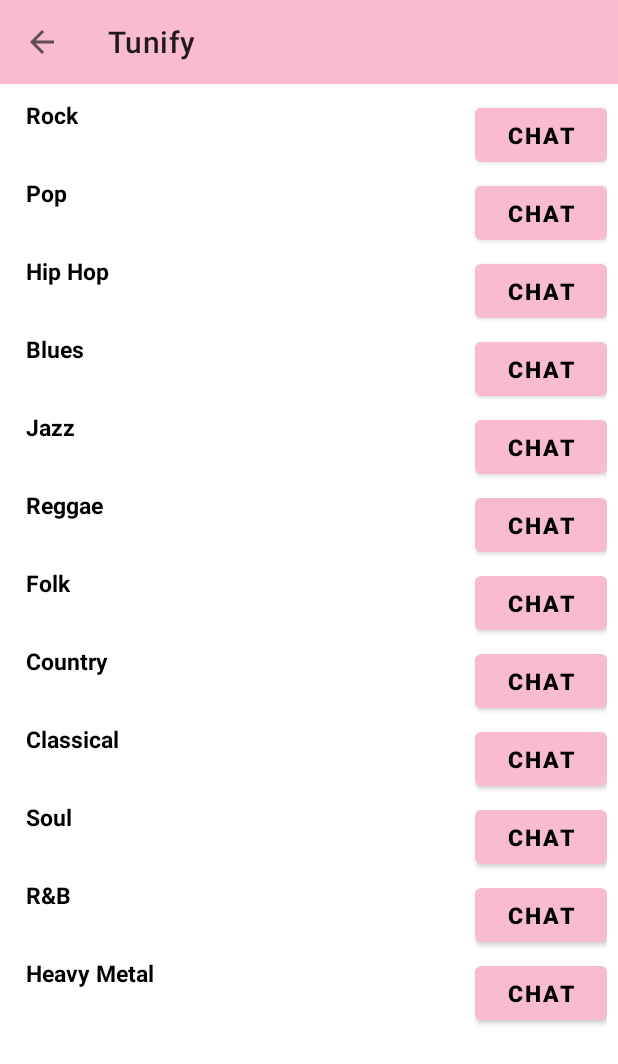
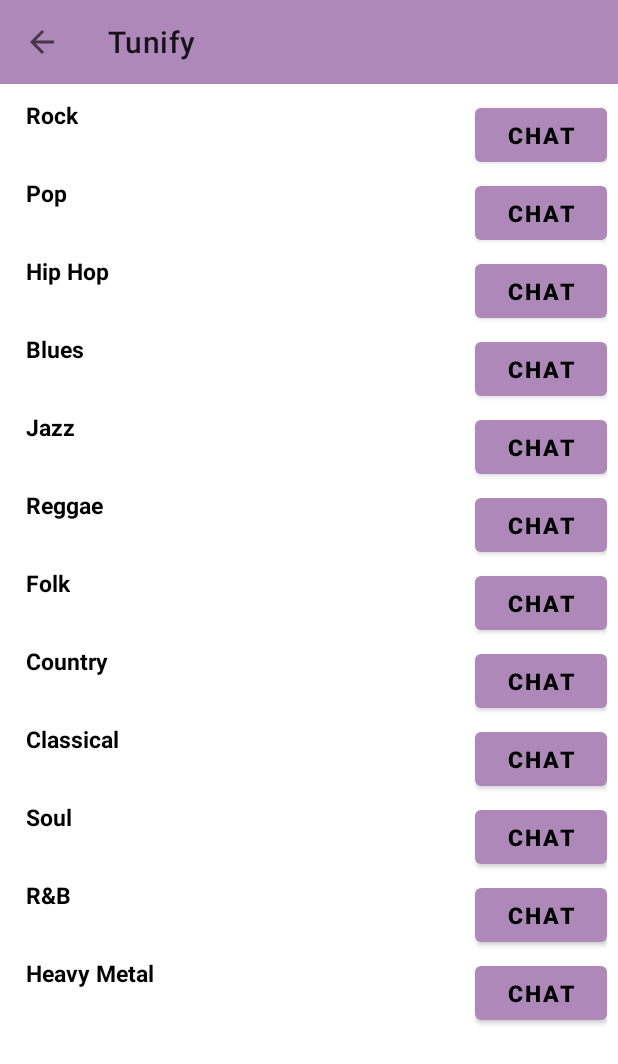
Before and after one commit to achauhan06/Tunify, an Android app: the screen it shows after launch once a user with an empty profile is signed in (CategoryListActivity), after a tap on "PRACTICE", on a phone screen of 412 x 824 dp. Shown: the top 1064 px of the screen. Run offline under Robolectric (Android 15) with nearby library versions, the phone set to English and light mode, and no system bars; our stand-ins replace Firebase (no records; nobody signed in at launch, a user with empty details on screens opened directly).

Commit message:
category list showing

```diff
--- a/app/src/main/AndroidManifest.xml
+++ b/app/src/main/AndroidManifest.xml
@@ -30,11 +30,11 @@
         <activity
             android:name=".CategoryListActivity"
             android:configChanges="orientation|screenSize"
-            android:theme="@style/Theme.Tunify.NoActionBar"/>
+            android:theme="@style/Theme.Tunify.Practice"/>
         <activity
             android:name=".SongListActivity"
             android:configChanges="orientation|screenSize"
-            android:theme="@style/Theme.Tunify.NoActionBar"/>
+            android:theme="@style/Theme.Tunify.Practice"/>
     </application>
 
 </manifest>
--- a/app/src/main/java/edu/neu/madcourse/numadsp21finalproject/SongListActivity.java
+++ b/app/src/main/java/edu/neu/madcourse/numadsp21finalproject/SongListActivity.java
@@ -8,6 +8,7 @@ import androidx.appcompat.widget.Toolbar;
 import androidx.recyclerview.widget.LinearLayoutManager;
 import androidx.recyclerview.widget.RecyclerView;
 
+import java.util.ArrayList;
 import java.util.List;
 
 import edu.neu.madcourse.numadsp21finalproject.songview.SongAdapter;
@@ -24,16 +25,17 @@ public class SongListActivity extends AppCompatActivity {
     @Override
     protected void onCreate(Bundle savedInstanceState) {
         super.onCreate(savedInstanceState);
-        List<SongItem> songList = getIntent().getParcelableExtra("songs");
+        setContentView(R.layout.song_main);
         Toolbar toolbar = findViewById(R.id.toolbar_song);
         setSupportActionBar(toolbar);
-        setContentView(R.layout.song_main);
         getSupportActionBar().setHomeButtonEnabled(true);
         getSupportActionBar().setDisplayHomeAsUpEnabled(true);
+        List<SongItem> songList = getIntent().getParcelableExtra("songs");
         createRecyclerView();
     }
 
     private void createRecyclerView() {
+        songItemList = new ArrayList<>();
         rLayoutManger = new LinearLayoutManager(this);
         recyclerView = findViewById(R.id.song_recycler_view);
         recyclerView.setHasFixedSize(true);
--- a/app/src/main/res/layout/home_content_main.xml
+++ b/app/src/main/res/layout/home_content_main.xml
@@ -67,7 +67,7 @@
                 android:id="@+id/practice_btn"
                 android:layout_width="match_parent"
                 android:layout_height="wrap_content"
-                android:backgroundTint="#DDAF88BA"
+                android:backgroundTint="@color/button1Color"
                 android:onClick="onClick"
                 android:text="Practice" />
         </LinearLayout>
@@ -82,7 +82,7 @@
                 android:id="@+id/jam_btn"
                 android:layout_width="match_parent"
                 android:layout_height="wrap_content"
-                android:backgroundTint="@color/button1Color"
+                android:backgroundTint="@color/button2Color"
                 android:onClick="onClick"
                 android:text="Jam" />
         </LinearLayout>
@@ -96,7 +96,7 @@
                 android:id="@+id/meet_btn"
                 android:layout_width="match_parent"
                 android:layout_height="wrap_content"
-                android:backgroundTint="#A0C8F8"
+                android:backgroundTint="@color/button3Color"
                 android:onClick="onClick"
                 android:text="Meet" />
         </LinearLayout>
--- a/app/src/main/res/values/colors.xml
+++ b/app/src/main/res/values/colors.xml
@@ -8,7 +8,17 @@
     <color name="secondaryDarkColor">#af8eb5</color>
     <color name="primaryTextColor">#000000</color>
     <color name="secondaryTextColor">#000000</color>
-    <color name="button1Color">#94BC6A</color>
-    <color name="button2Color">#000000</color>
-    <color name="button3Color">#000000</color>
+    <color name="button1Color">#AF88BA</color>
+    <color name="button2Color">#94BC6A</color>
+    <color name="button3Color">#A0C8F8</color>
+
+    <!--Colors for practice section-->
+    <color name="practicePrimaryColor">#af88ba</color>
+    <color name="practicePrimaryLightColor">#e1b8ec</color>
+    <color name="practicePrimaryDarkColor">#7f5b8a</color>
+    <color name="practiceSecondaryColor">#d1c4e9</color>
+    <color name="practiceSecondaryLightColor">#fff7ff</color>
+    <color name="practiceSecondaryDarkColor">#a094b7</color>
+    <color name="practicePrimaryTextColor">#000000</color>
+    <color name="practiceSecondaryTextColor">#000000</color>
 </resources>
--- a/app/src/main/res/values/themes.xml
+++ b/app/src/main/res/values/themes.xml
@@ -14,6 +14,22 @@
         <!-- Customize your theme here. -->
     </style>
 
+    <style name="Theme.Tunify.Practice" parent="Theme.MaterialComponents.Light">
+        <!-- Primary brand color. -->
+        <item name="colorPrimary">@color/practicePrimaryColor</item>
+        <item name="colorPrimaryVariant">@color/practicePrimaryLightColor</item>
+        <item name="colorOnPrimary">@color/practicePrimaryTextColor</item>
+        <!-- Secondary brand color. -->
+        <item name="colorSecondary">@color/practiceSecondaryColor</item>
+        <item name="colorSecondaryVariant">@color/practiceSecondaryLightColor</item>
+        <item name="colorOnSecondary">@color/practiceSecondaryTextColor</item>
+        <!-- Status bar color. -->
+        <item name="android:statusBarColor" tools:targetApi="l">?attr/colorPrimaryVariant</item>
+        <!-- Customize your theme here. -->
+        <item name="windowActionBar">false</item>
+        <item name="windowNoTitle">true</item>
+    </style>
+
     <style name="Theme.Tunify.NoActionBar">
         <item name="windowActionBar">false</item>
         <item name="windowNoTitle">true</item>
```
